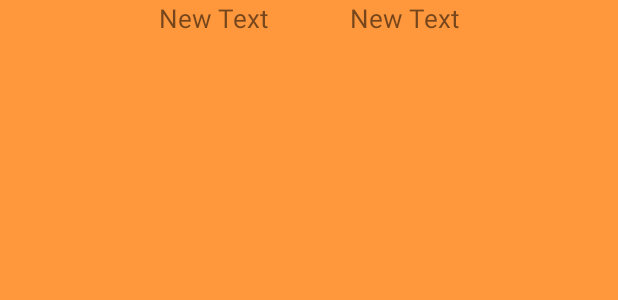
After one commit to mintmymelo/YOU, an Android app: the layout mynewlistview.xml on its own in the app's theme, with its tools: preview values and no code run, on a phone screen of 412 x 824 dp. The commit adds this screen. Shown: the top 300 px of the screen. Run offline under Robolectric (Android 15) with nearby library versions, the phone set to English and light mode, and no system bars.

```diff
--- a/app/src/main/res/layout/activity_scoreboard.xml
+++ b/app/src/main/res/layout/activity_scoreboard.xml
@@ -66,7 +66,6 @@
         <TextView
             android:layout_width="wrap_content"
             android:layout_height="wrap_content"
-            android:text="----------- [ Level : Easy ] -----------"
             android:id="@+id/tvSBLevelName"
             android:layout_below="@+id/btSBMedium"
             android:layout_centerHorizontal="true"
@@ -139,7 +138,8 @@
                 android:background="#ff373737"
                 android:textColor="#ffffffff"
                 android:layout_alignTop="@+id/btBack2Main"
-                android:layout_toEndOf="@+id/tvName" />
+                android:layout_toEndOf="@+id/tvName"
+                android:onClick="ButtonClicked" />
         </LinearLayout>
 
     </LinearLayout>
--- /dev/null
+++ b/app/src/main/res/layout/mynewlistview.xml
@@ -0,0 +1,38 @@
+<?xml version="1.0" encoding="utf-8"?>
+<LinearLayout xmlns:android="http://schemas.android.com/apk/res/android"
+    android:orientation="vertical" android:layout_width="match_parent"
+    android:layout_height="match_parent"
+    android:background="#FFFF983D">
+
+    <LinearLayout
+        android:orientation="vertical"
+        android:layout_width="fill_parent"
+        android:layout_height="fill_parent">
+
+        <LinearLayout
+            android:orientation="horizontal"
+            android:layout_width="fill_parent"
+            android:layout_height="fill_parent"
+            android:gravity="center_horizontal">
+
+            <TextView
+                android:layout_width="100dp"
+                android:layout_height="wrap_content"
+                android:text="New Text"
+                android:id="@+id/tvListName"
+                android:layout_marginLeft="100dp"
+                android:layout_gravity="left"
+                android:textSize="17dp" />
+
+            <TextView
+                android:layout_width="100dp"
+                android:layout_height="wrap_content"
+                android:text="New Text"
+                android:id="@+id/tvListScore"
+                android:layout_marginRight="100dp"
+                android:gravity="right"
+                android:textSize="17dp" />
+        </LinearLayout>
+    </LinearLayout>
+
+</LinearLayout>
```
Also changed, not shown: app/src/main/java/com/example/penpitcha/you/PlayActivity.java (+22 -3 lines), app/src/main/java/com/example/penpitcha/you/ScoreboardActivity.java (+12 -12 lines).
